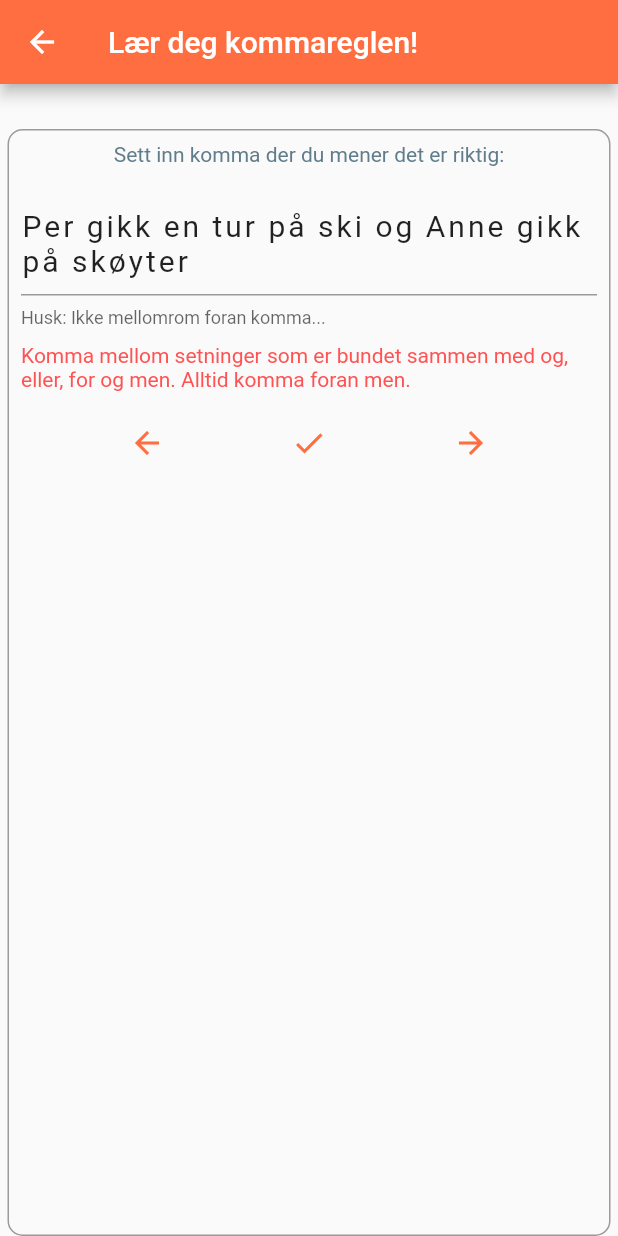
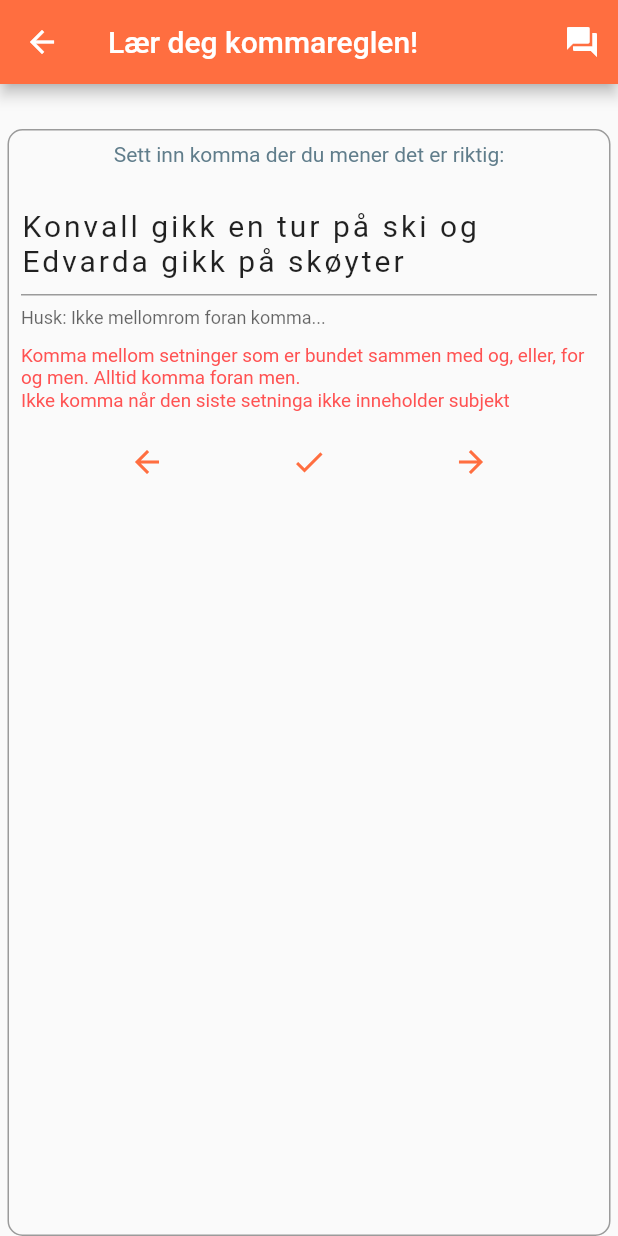
Before and after one commit to pahoel/komma, a Flutter app: the screen it shows after launch, after a tap on an icon or button, on a phone screen of 412 x 824 dp. Run offline on Flutter 3.47's test engine with Material 2 defaults, Android fonts, the phone set to English and light mode, and no system bars.

Commit message:
Fjernet setningUtenKomma fra Kommaregler. Prøvd å løse problem med av det første ordet (som understrekes noen ganger), erstattes av kommaet selv om skrivemerket står et annet sted: autocorrect = false

```diff
--- a/lib/about.dart
+++ b/lib/about.dart
@@ -1,6 +1,8 @@
 import 'package:flutter/material.dart';
 import 'package:flutter/rendering.dart';
 import 'package:komma/data.dart';
+
+import 'om_oss.dart';
 
 int _indeks; //Holder indeksen til gjeldende kommaregel overført fra main til regelIndeks her
 int _uttrekksindeks = 0;
@@ -50,6 +52,13 @@ class _ovelseState extends State<ovelse> {
       appBar: AppBar(
         title: Text("Lær deg kommareglen!"),
         backgroundColor: Colors.deepOrangeAccent,
+        actions: <Widget>[
+          IconButton(icon: const Icon(Icons.question_answer), tooltip: 'Om appen',
+            onPressed: (){
+              Navigator.push(context,
+                  MaterialPageRoute(builder: (context) => OmOss()));
+            },)
+        ],
       ),
       body: Builder(
         builder: (BuildContext context) => Container(
@@ -70,6 +79,7 @@ class _ovelseState extends State<ovelse> {
                   TextField(
                     keyboardType: TextInputType.text,
                     controller: formFieldController,
+                    autocorrect: false,
                     maxLines: null,
                     //autofocus: true,
                     style: TextStyle(fontSize: 20, letterSpacing: 2),
@@ -85,6 +95,7 @@ class _ovelseState extends State<ovelse> {
                     child: Text(
                       regel,
                       style: TextStyle(color: Colors.redAccent),
+                      textScaleFactor: 0.9,
                     ),
                   ),
                   Row(
--- a/lib/data.dart
+++ b/lib/data.dart
@@ -1,10 +1,8 @@
 class Kommaregler {
   String regel;
   String medKomma;
-  String utenKomma;
 
-  Kommaregler(this.regel, this.medKomma, this.utenKomma);
-
+  Kommaregler(this.regel, this.medKomma);
 }
 
 class Training {
@@ -18,61 +16,58 @@ class Training {
 
 List kommaregler = [
   Kommaregler(
-      "Komma mellom setninger som er bundet sammen med og, eller, for og men. Alltid komma foran men.",
-      "Petter skifta jobb for tredje gang på to år, og Aud fulgte opp med sin andre skilsmisse på to år.",
-      "Petter skifta jobb for tredje gang på to år og Aud fulgte opp med sin andre skilsmisse på to år."),
+      "Komma mellom setninger som er bundet sammen med og, eller, for og men. Alltid komma foran men.\nIkke komma når den siste setninga ikke inneholder subjekt",
+      "Petter skifta jobb for tredje gang på to år, og Aud fulgte opp med sin andre skilsmisse på to år."),
   Kommaregler(
       "Ikke komma mellom to leddsetninger (bisetninger) dersom subjunksjonen ikke gjentas\nSubjunksjoner:\n'da', 'når', 'hvis', 'dersom', 'mens', 'etter at', 'før', 'fordi', 'om', 'enda', 'selv om', 'at', 'for at', 'slik at', 'slik som, 'å' og 'som' og 'enn' når de innleder leddsetninger.",
-      "Hvis helsa holder og økonomien er i orden, drar vi på ferie til Mexico neste år.\nMen: \nHvis helsa holder, og hvis økonomien er i orden, drar vi på ferie til Mexico neste år.",
-      "Hvis helsa holder og økonomien er i orden drar vi på ferie til Mexico neste år.\n2: \nHvis helsa holder og hvis økonomien er i orden drar vi på ferie til Mexico neste år."),
+      "Hvis helsa holder og økonomien er i orden, drar vi på ferie til Mexico neste år.\nMen: \nHvis helsa holder, og hvis økonomien er i orden, drar vi på ferie til Mexico neste år.",),
   Kommaregler("Komma etter leddsetning som står først i en helsetning",
-      "Da Else kom, hadde de andre allerede spist.", ""),
+      "Da Else kom, hadde de andre allerede spist."),
   Kommaregler("Komma etter innskutt leddsetning",
-      "Boka som lå på bordet, var mi.", ""),
+      "Boka som lå på bordet, var mi."),
   Kommaregler(
       "Komma også foran innskutt leddsetning som ikke er nødvendig i helsetningen",
-      "Direktøren, som hadde vært ute på rangel, møtte ikke opp.",
-      ""),
+      "Direktøren, som hadde vært ute på rangel, møtte ikke opp."),
   Kommaregler("Komma foran og etter forklarende tillegg",
-      "Harare, hovedstaden i Zimbabwe, het før Salisbury.", ""),
+      "Harare, hovedstaden i Zimbabwe, het før Salisbury."),
   Kommaregler(
       "Komma foran og etter tiltaleord, svarord og utropsord",
-      "Ole, kan du komme hit?\nKom hit med deg, din gjøk!\nJa, det forstår jeg godt.\nHei sann, den satt!",
-      ""),
+      "Ole, kan du komme hit?\nKom hit med deg, din gjøk!\nJa, det forstår jeg godt.\nHei sann, den satt!"),
   Kommaregler(
       "Komma mellom ledd i oppregning dersom det ikke står noen konjunksjon('og', 'men', 'for', 'eller')",
-      "Berit, Else, Gerd og Marit.",
-      ""),
+      "Berit, Else, Gerd og Marit."),
   Kommaregler(
       "Komma etter anførselstegnet ved ordrett sitat og gjengivelse av utsagn når ytringssetningen kommer etter det siterte.",
-      "«Jeg kommer på fredag», sa han.",
-      ""),
+      "«Jeg kommer på fredag», sa han."),
   Kommaregler(
       "Ikke komma etter anførselstegnet når sitatet slutter med et spørsmålstegn eller utropstegn.",
-      "«Kommer du på fredag?» spurte hun.\n«Kom hit nå med en gang!» ropte hun.",
-      "")
+      "«Kommer du på fredag?» spurte hun.\n«Kom hit nå med en gang!» ropte hun.")
 ];
 
 List setninger = [
   Training(
-      "Per gikk en tur på ski, og Anne gikk på skøyter",
-      "Per gikk en tur på ski og Anne gikk på skøyter",
+      "Konvall gikk en tur på ski, og Edvarda gikk på skøyter",
+      "Konvall gikk en tur på ski og Edvarda gikk på skøyter",
       0),
   Training(
-      "Kondrad skifta jobb for tredje gang på to år, og Aud fulgte opp med sin andre skilsmisse på to år",
-      "Kondrad skifta jobb for tredje gang på to år og Aud fulgte opp med sin andre skilsmisse på to år",
+      "Amandor skifta jobb for tredje gang på to år, og Aud fulgte opp med sin andre skilsmisse på to år",
+      "Amandor skifta jobb for tredje gang på to år og Aud fulgte opp med sin andre skilsmisse på to år",
       0),
   Training(
       "Skal vi kjøpe nytt hus i år, eller skal vi vente til neste år?",
       "Skal vi kjøpe nytt hus i år eller skal vi vente til neste år?",
       0),
   Training(
+      "Lyder hadde lengtet etter å komme seg ut på ski og lyktes endelig",
+      "Lyder hadde lengtet etter å komme seg ut på ski og lyktes endelig",
+      0),
+  Training(
       "Dette hadde jeg ikke ventet fra deg, for vi hadde jo avtalt noe annet",
       "Dette hadde jeg ikke ventet fra deg for vi hadde jo avtalt noe annet",
       0),
   Training(
-      "Dette var svært hyggelig, men nå må vi dra hjem",
-      "Dette var svært hyggelig men nå må vi dra hjem",
+      "Karvilde gikk på butikken for å handle og fikk haik hjem igjen",
+      "Karvilde gikk på butikken for å handle og fikk haik hjem igjen",
       0),
   Training(
       "Hvis helsa holder og tiden strekker til, kommer vi på besøk i jula",
--- a/lib/main.dart
+++ b/lib/main.dart
@@ -20,7 +20,7 @@ class Komma extends StatelessWidget {
           backgroundColor: _colorFront,
           centerTitle: true,
           actions: <Widget>[
-            IconButton(icon: const Icon(Icons.control_point), tooltip: 'Om appen',
+            IconButton(icon: const Icon(Icons.question_answer), tooltip: 'Om appen',
             onPressed: (){
               Navigator.push(context,
                   MaterialPageRoute(builder: (context) => OmOss()));
--- a/lib/om_oss.dart
+++ b/lib/om_oss.dart
@@ -21,7 +21,7 @@ class OmOss extends StatelessWidget {
             ),
             Text("På forsiden ser du de ti viktigste kommareglene - med eksempler.\nNår du klikker på en av reglene, får du anledning til "
                 "å trene litt på den aktuelle regelen.\nGjør teksten korrekt i forhold til bruk av komma. Du sjekker om løsninga"
-                "er korrekt ved å trykke på V under setninga.\n"),
+                "er korrekt ved å trykke på V under setninga.\n\n"),
             Text (
               "Om appen:\n",
               style: TextStyle(fontSize: 20, color: Colors.deepOrangeAccent),
```
Also changed, not shown: 3 other files.
